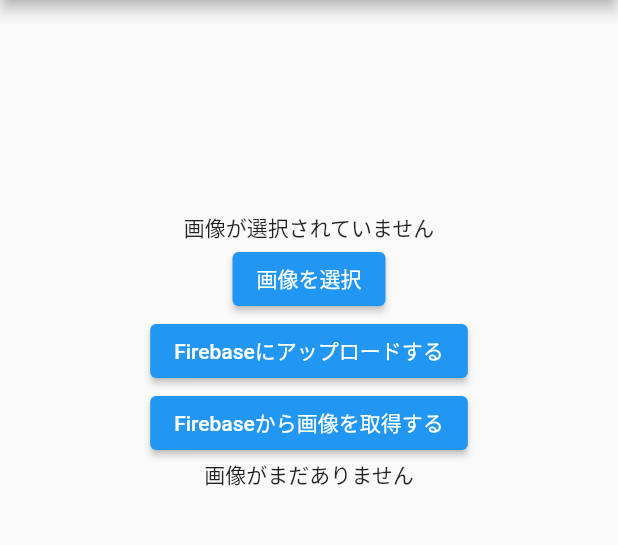
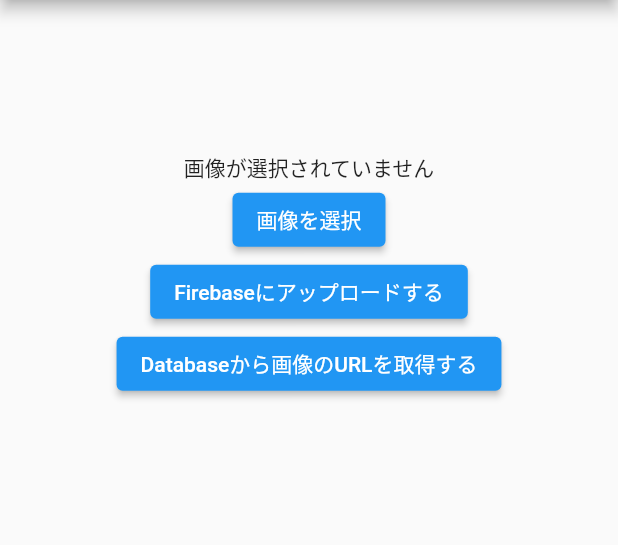
Before and after one commit to uetomo186/image_recognition_app, a Flutter app: the ImageUploadScreen screen opened directly, after a tap on "画像を選択", on a phone screen of 412 x 824 dp, the part 84-629 px from its top. Run offline on Flutter 3.47's test engine with Material 2 defaults, Android fonts, the light colour scheme and no system bars; our stand-ins replace camera, cloud_firestore, firebase_core, firebase_database, firebase_storage, flutter_hooks and 5 more; missing offline and left inert: google_ml_kit, google_mlkit_commons, google_mlkit_face_detection, tflite_flutter, tflite_flutter_helper; accounts and stored records are empty.

Commit message:
関数の追加

```diff
--- a/lib/photo/photo_upload_screen.dart
+++ b/lib/photo/photo_upload_screen.dart
@@ -1,9 +1,13 @@
+import 'dart:convert';
 import 'dart:io';
-import 'package:cloud_firestore/cloud_firestore.dart';
 import 'package:firebase_core/firebase_core.dart';
 import 'package:firebase_storage/firebase_storage.dart';
+import 'package:firebase_database/firebase_database.dart';
 import 'package:flutter/material.dart';
+import 'package:google_ml_kit/google_ml_kit.dart';
+import 'package:google_mlkit_face_detection/google_mlkit_face_detection.dart';
 import 'package:image_picker/image_picker.dart';
+import 'package:shared_preferences/shared_preferences.dart';
 
 void main() async {
   WidgetsFlutterBinding.ensureInitialized();
@@ -12,28 +16,40 @@
 }
 
 class ImageUploadScreen extends StatefulWidget {
-  const ImageUploadScreen({Key? key}) : super(key: key); // super.key を修正しました
+  const ImageUploadScreen({Key? key}) : super(key: key);
 
   @override
   ImageUploadScreenState createState() => ImageUploadScreenState();
 }
 
 class ImageUploadScreenState extends State<ImageUploadScreen> {
-  File? _image;
+  List<File> _images = [];
   final picker = ImagePicker();
-  String? _downloadedImageUrl;
   String? _uploadedFileName;
+  final dbRef = FirebaseDatabase.instance.ref();
 
-  Future getImage() async {
-    final pickedFile = await picker.pickImage(source: ImageSource.gallery);
+  Future<void> getImage() async {
+    final pickedFiles = await picker.pickMultiImage();
 
     setState(() {
-      if (pickedFile != null) {
-        _image = File(pickedFile.path);
+      if (pickedFiles != null && pickedFiles.isNotEmpty) {
+        _images = pickedFiles.map((file) => File(file.path)).toList();
       } else {
-        debugPrint('No image selected.');
+        debugPrint('No images selected.');
       }
     });
+  }
+
+  Future<void> detectFaces() async {
+    if (_images.isEmpty) return;
+    final inputImage = InputImage.fromFilePath(_images[0].path);
+    final faceDetector = GoogleMlKit.vision.faceDetector();
+    final List<Face> faces = await faceDetector.processImage(inputImage);
+    for (Face face in faces) {
+      final Rect bounds = face.boundingBox;
+      // ここでboundsを使用して、顔の位置を取得したり、UI上で顔をハイライトしたりできます。
+    }
+    faceDetector.close();
   }
 
   Future uploadImageToFirebase(BuildContext context) async {
@@ -41,46 +57,51 @@
     _uploadedFileName = fileName;
     FirebaseStorage storage = FirebaseStorage.instance;
     Reference ref = storage.ref().child('uploads/$fileName');
-    UploadTask uploadTask = ref.putFile(_image!);
+    UploadTask uploadTask = ref.putFile(_images[0]); // ここでは最初の画像をアップロードします。
     await uploadTask.whenComplete(() async {
       debugPrint('ファイルがアップロードされました');
-
-      // URL を取得して Firestore に保存
       String imageUrl = await ref.getDownloadURL();
-      FirebaseFirestore.instance.collection('uploaded_images').add({
-        'url': imageUrl,
-        'timestamp': FieldValue.serverTimestamp(),
-      });
-
+      dbRef.child('uploaded_images/$fileName').set(imageUrl);
       ScaffoldMessenger.of(context)
           .showSnackBar(const SnackBar(content: Text('ファイルをアップロードできました')));
     });
   }
 
-  Future<String?> _getImageUrlFromFirebaseStorage(String fileName) async {
-    FirebaseStorage storage = FirebaseStorage.instance;
-    Reference ref = storage.ref().child('uploads/$fileName');
-    try {
-      return await ref.getDownloadURL();
-    } catch (e) {
-      debugPrint("画像の取得中にエラーが発生しました: $e");
-      return null;
+  Future fetchImagesFromDatabase() async {
+    DatabaseEvent event = await dbRef.child('uploaded_images').once();
+    DataSnapshot snapshot = event.snapshot;
+
+    if (snapshot.value != null) {
+      Map<String, String> imagesMap =
+          Map<String, String>.from(snapshot.value as Map);
+      List<String> urls = List<String>.from(imagesMap.values);
+      setState(() {
+        _imageUrls = urls;
+      });
+      saveImageUrlsToPrefs();
     }
   }
 
   List<String> _imageUrls = [];
 
-  Future fetchImagesFromFirestore() async {
-    QuerySnapshot snapshot = await FirebaseFirestore.instance
-        .collection('uploaded_images')
-        .orderBy('timestamp', descending: true)
-        .get();
+  Future<void> saveImageUrlsToPrefs() async {
+    final prefs = await SharedPreferences.getInstance();
+    prefs.setString('imageUrls', jsonEncode(_imageUrls));
+  }
 
-    List<String> urls =
-        snapshot.docs.map((doc) => doc['url'] as String).toList();
-    setState(() {
-      _imageUrls = urls;
-    });
+  Future<void> loadImageUrlsFromPrefs() async {
+    final prefs = await SharedPreferences.getInstance();
+    final jsonString = prefs.getString('imageUrls');
+    if (jsonString != null) {
+      _imageUrls = List<String>.from(jsonDecode(jsonString));
+      setState(() {});
+    }
+  }
+
+  @override
+  void initState() {
+    super.initState();
+    loadImageUrlsFromPrefs();
   }
 
   @override
@@ -94,7 +115,9 @@
           child: Column(
             mainAxisAlignment: MainAxisAlignment.center,
             children: <Widget>[
-              _image == null ? const Text('画像が選択されていません') : Image.file(_image!),
+              _images.isEmpty
+                  ? const Text('画像が選択されていません')
+                  : Image.file(_images[0]), // ここでは最初の画像を表示します。
               ElevatedButton(
                 onPressed: getImage,
                 child: const Text('画像を選択'),
@@ -104,28 +127,14 @@
                 onPressed: () => uploadImageToFirebase(context),
               ),
               ElevatedButton(
-                onPressed: () async {
-                  if (_uploadedFileName != null) {
-                    String? imageUrl = await _getImageUrlFromFirebaseStorage(
-                        _uploadedFileName!);
-                    setState(() {
-                      _downloadedImageUrl = imageUrl;
-                    });
-                  } else {
-                    debugPrint('アップロードされたファイルがまだありません');
-                  }
-                },
-                child: const Text('Firebaseから画像を取得する'),
+                onPressed: fetchImagesFromDatabase,
+                child: const Text('Databaseから画像のURLを取得する'),
               ),
-              if (_downloadedImageUrl != null)
-                Image.network(_downloadedImageUrl!)
-              else
-                const Text('画像がまだありません'),
               SizedBox(
-                height: 300, // ここで適切な高さを設定します。
+                height: 400,
                 child: GridView.builder(
                   gridDelegate: const SliverGridDelegateWithFixedCrossAxisCount(
-                    crossAxisCount: 3,
+                    crossAxisCount: 4,
                     mainAxisSpacing: 8.0,
                     crossAxisSpacing: 8.0,
                   ),
```
